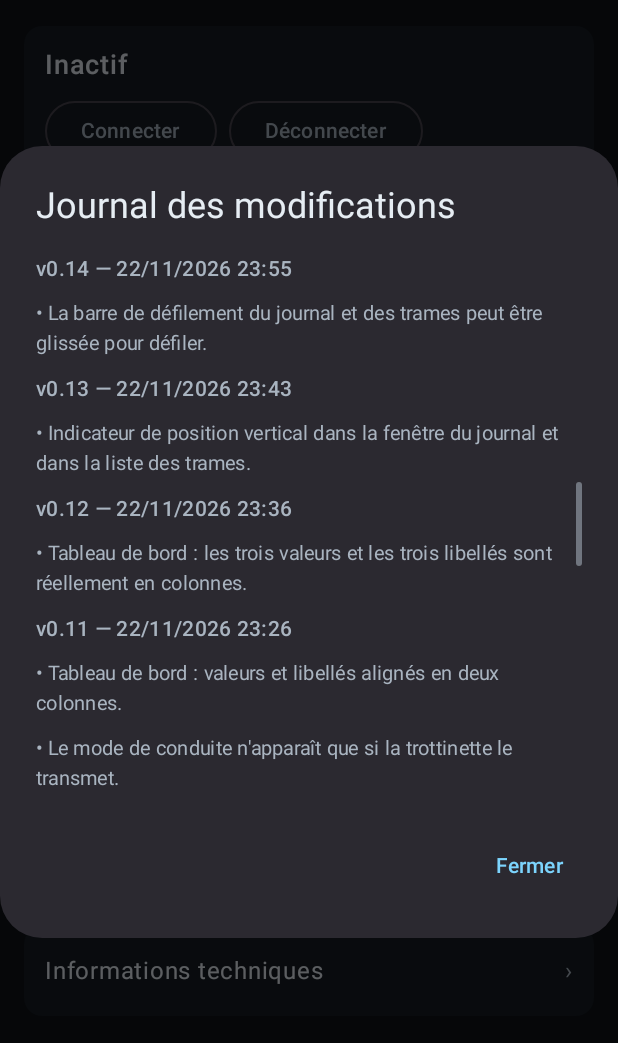
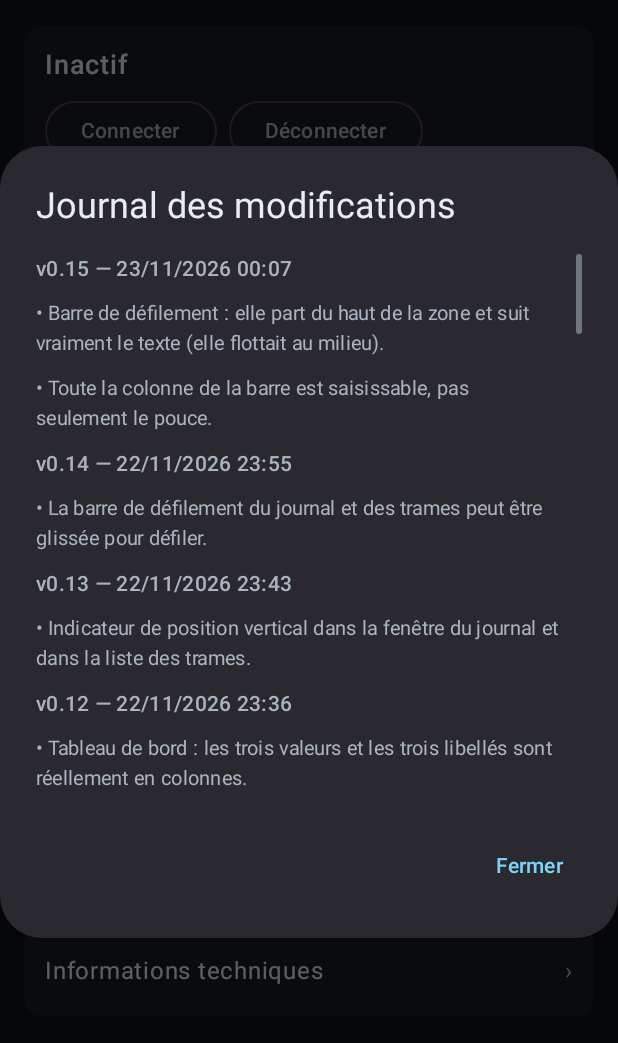
Before and after one commit to JC-LGMS/Etwow, an Android app built with Jetpack Compose: the screen it shows after launch (MainActivity), after a tap on an icon or button, on a phone screen of 412 x 824 dp, the part 76-1119 px from its top. Run offline under Robolectric (Android 15) with nearby library versions, the phone set to English and light mode, and no system bars.

Commit message:
Etwow 0.15 : barre de defilement alignee en haut et vraiment glissable

```diff
--- a/app/src/main/java/com/etwow/ui/Changelog.kt
+++ b/app/src/main/java/com/etwow/ui/Changelog.kt
@@ -11,6 +11,14 @@ data class ChangelogEntry(
 )
 
 val CHANGELOG = listOf(
+    ChangelogEntry(
+        version = "0.15",
+        date = "23/11/2026 00:07",
+        items = listOf(
+            "Barre de défilement : elle part du haut de la zone et suit vraiment le texte (elle flottait au milieu).",
+            "Toute la colonne de la barre est saisissable, pas seulement le pouce.",
+        ),
+    ),
     ChangelogEntry(
         version = "0.14",
         date = "22/11/2026 23:55",
--- a/app/src/main/java/com/etwow/ui/MainScreen.kt
+++ b/app/src/main/java/com/etwow/ui/MainScreen.kt
@@ -637,7 +637,7 @@ private fun ScrollIndicator(state: ScrollState, modifier: Modifier = Modifier) {
         )
         Box(
             Modifier
-                .align(Alignment.CenterEnd)
+                .align(Alignment.TopEnd)
                 .offset { IntOffset(0, offset.toInt()) }
                 .fillMaxWidth()
                 .height(with(density) { thumb.toDp() }),
@@ -656,7 +656,8 @@ private fun ScrollIndicator(state: ScrollState, modifier: Modifier = Modifier) {
     }
 }
 
-private fun copyLogs(context: Context, logs: List<String>) {    val clipboard = context.getSystemService(ClipboardManager::class.java) ?: return
+private fun copyLogs(context: Context, logs: List<String>) {
+    val clipboard = context.getSystemService(ClipboardManager::class.java) ?: return
     clipboard.setPrimaryClip(ClipData.newPlainText("Etwow", logs.joinToString("\n")))
 }
 
```
Also changed, not shown: 2 other files.
